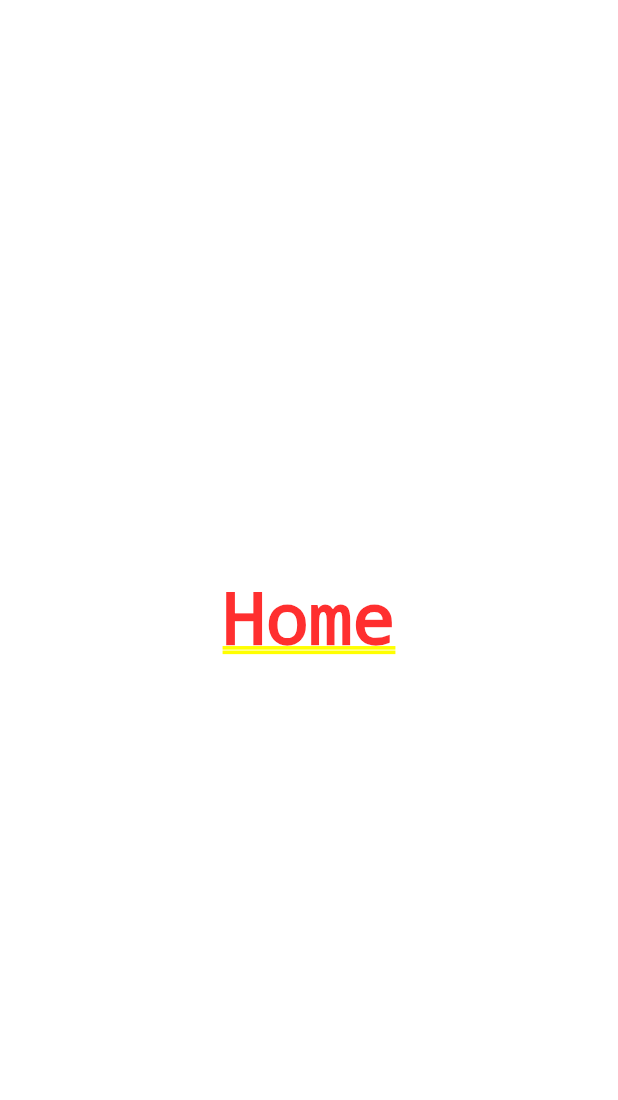
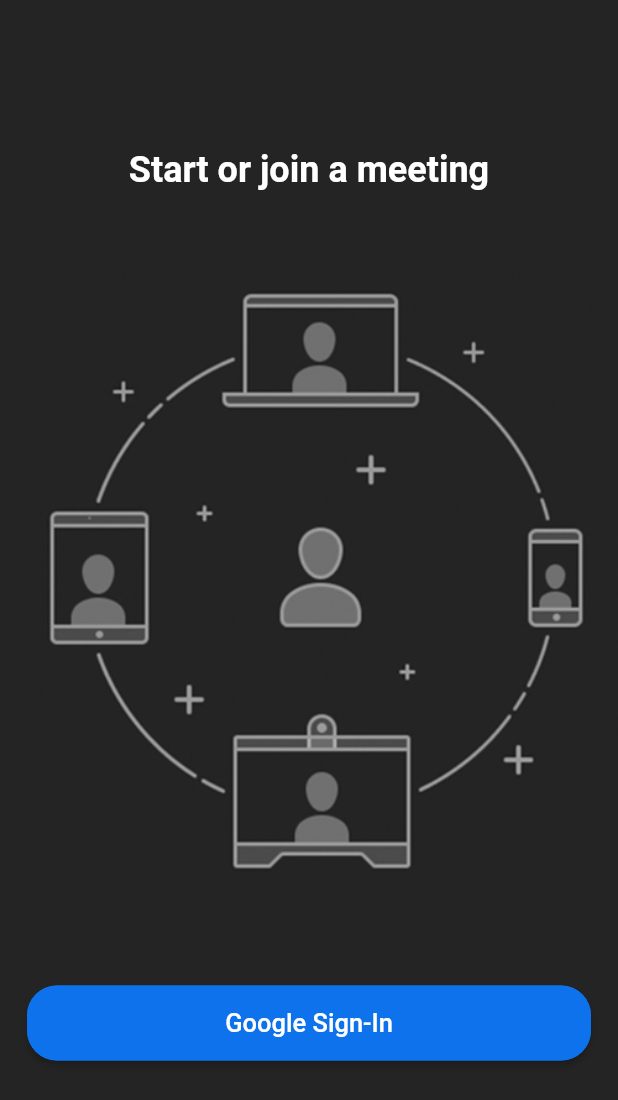
Before and after one commit to RitwikSingh28/ZoomClone, a Flutter app: the screen it shows after launch, on a phone screen of 412 x 824 dp. Shown: the top 1100 px of the screen. Run offline on Flutter 3.47's test engine with Material 2 defaults, Android fonts, the phone set to English and light mode, and no system bars.

Commit message:
login UI done

```diff
--- a/lib/main.dart
+++ b/lib/main.dart
@@ -1,4 +1,6 @@
 import 'package:flutter/material.dart';
+import 'package:zoom_clone/screens/login_screen.dart';
+import 'package:zoom_clone/utils/colors.dart';
 
 void main() {
   runApp(const MyApp());
@@ -11,13 +13,14 @@ class MyApp extends StatelessWidget {
   @override
   Widget build(BuildContext context) {
     return MaterialApp(
-      title: 'Flutter Demo',
-      theme: ThemeData(
-        primarySwatch: Colors.blue,
-      ),
-      home: const Center(
-        child: Text('Home'),
-      ),
+      debugShowCheckedModeBanner: false,
+      title: 'Zoom Clone',
+      theme:
+          ThemeData.dark().copyWith(scaffoldBackgroundColor: backgroundColor),
+      routes: {
+        '/login': (context) => const LoginScreen(),
+      },
+      home: const LoginScreen(),
     );
   }
 }
--- /dev/null
+++ b/lib/screens/login_screen.dart
@@ -0,0 +1,39 @@
+import 'package:flutter/material.dart';
+import 'package:zoom_clone/widgets/custom_button.dart';
+
+class LoginScreen extends StatefulWidget {
+  const LoginScreen({super.key});
+
+  @override
+  State<LoginScreen> createState() => _LoginScreenState();
+}
+
+class _LoginScreenState extends State<LoginScreen> {
+  @override
+  Widget build(BuildContext context) {
+    return Scaffold(
+      body: Column(
+        mainAxisAlignment: MainAxisAlignment.center,
+        children: [
+          const Text(
+            'Start or join a meeting',
+            style: TextStyle(
+              fontSize: 24,
+              fontWeight: FontWeight.bold,
+            ),
+          ),
+          Padding(
+            padding: const EdgeInsets.symmetric(
+              vertical: 50,
+            ),
+            child: Image.asset('assets/onboarding.jpg'),
+          ),
+          CustomButton(
+            text: 'Google Sign-In',
+            onPressed: () {},
+          ),
+        ],
+      ),
+    );
+  }
+}
--- /dev/null
+++ b/lib/utils/colors.dart
@@ -0,0 +1,6 @@
+import 'package:flutter/material.dart';
+
+const backgroundColor = Color.fromRGBO(36, 36, 36, 1);
+const buttonColor = Color.fromRGBO(14, 114, 236, 1);
+const footerColor = Color.fromRGBO(26, 26, 26, 1);
+const secondaryBackgroundColor = Color.fromRGBO(46, 46, 46, 1);
--- /dev/null
+++ b/lib/widgets/custom_button.dart
@@ -0,0 +1,33 @@
+import 'package:flutter/material.dart';
+import 'package:zoom_clone/utils/colors.dart';
+
+class CustomButton extends StatelessWidget {
+  final String text;
+  final VoidCallback? onPressed;
+  const CustomButton({super.key, required this.text, this.onPressed});
+
+  @override
+  Widget build(BuildContext context) {
+    return Padding(
+        padding: const EdgeInsets.all(18.0),
+        child: ElevatedButton(
+          onPressed: onPressed,
+          style: ElevatedButton.styleFrom(
+            backgroundColor: buttonColor,
+            minimumSize: const Size(double.infinity, 50),
+            shape: RoundedRectangleBorder(
+              borderRadius: BorderRadius.circular(20),
+              side: const BorderSide(
+                color: buttonColor,
+              ),
+            ),
+          ),
+          child: Text(
+            text,
+            style: const TextStyle(
+              fontSize: 17,
+            ),
+          ),
+        ));
+  }
+}
```
Also changed, not shown: pubspec.yaml (+4 -7 lines), assets/onboarding.jpg (added).
